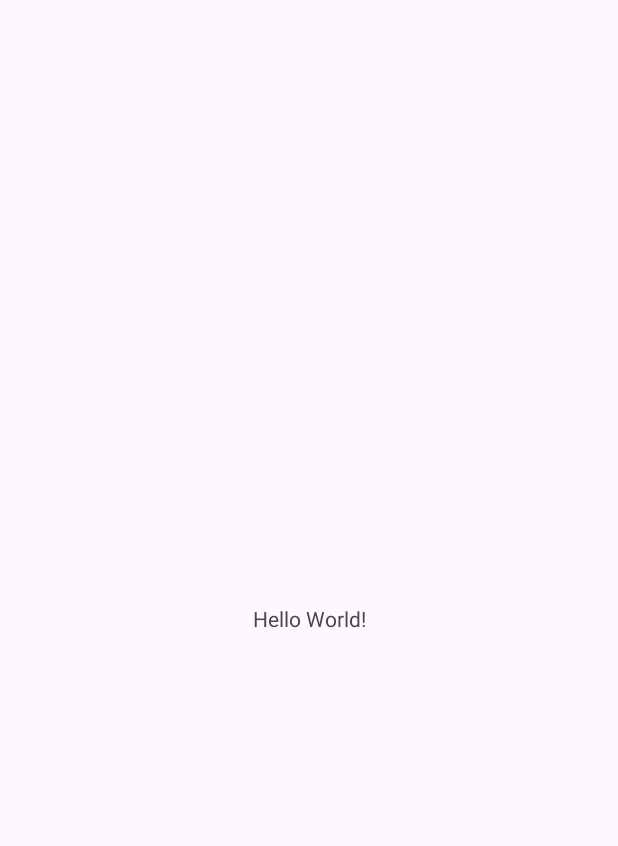
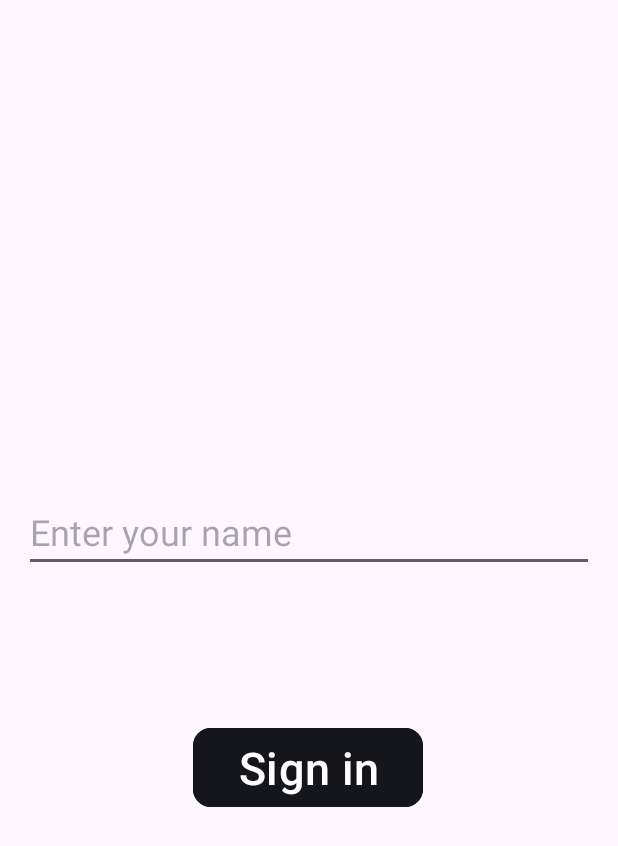
Before and after one commit to Kharka25/multi_apps, an Android app: the screen it shows after launch (MainActivity), on a phone screen of 412 x 824 dp. Before the commit the part shown is almost empty. Shown: the top 846 px of the screen. Run offline under Robolectric (Android 15) with nearby library versions, the phone set to English and light mode, and no system bars.

Commit message:
setup access screen

```diff
--- a/app/src/main/AndroidManifest.xml
+++ b/app/src/main/AndroidManifest.xml
@@ -13,6 +13,9 @@
         android:theme="@style/Theme.MultiApps"
         tools:targetApi="31">
         <activity
+            android:name=".HomeActivity"
+            android:exported="false" />
+        <activity
             android:name=".MainActivity"
             android:exported="true">
             <intent-filter>
--- a/app/src/main/java/com/example/multiapps/MainActivity.java
+++ b/app/src/main/java/com/example/multiapps/MainActivity.java
@@ -1,6 +1,12 @@
 package com.example.multiapps;
 
+import android.content.Intent;
 import android.os.Bundle;
+import android.text.Editable;
+import android.text.TextWatcher;
+import android.widget.Button;
+import android.widget.EditText;
+import android.widget.Toast;
 
 import androidx.activity.EdgeToEdge;
 import androidx.appcompat.app.AppCompatActivity;
@@ -9,6 +15,8 @@ import androidx.core.view.ViewCompat;
 import androidx.core.view.WindowInsetsCompat;
 
 public class MainActivity extends AppCompatActivity {
+    Button signinButton;
+    EditText nameInput;
 
     @Override
     protected void onCreate(Bundle savedInstanceState) {
@@ -20,5 +28,22 @@ public class MainActivity extends AppCompatActivity {
             v.setPadding(systemBars.left, systemBars.top, systemBars.right, systemBars.bottom);
             return insets;
         });
+
+        signinButton = findViewById(R.id.signinButton);
+        nameInput = findViewById(R.id.userNameInput);
+
+        signinButton.setOnClickListener(v -> {
+            if (nameInput.getText().toString().isEmpty()) {
+                Toast.makeText(this, "Please enter your name", Toast.LENGTH_LONG).show();
+                return;
+            }
+            signinIn(nameInput.getText().toString());
+        });
+    }
+
+    public void signinIn(String userName) {
+        Intent intent = new Intent(this, HomeActivity.class);
+        intent.putExtra("username", userName);
+        startActivity(intent);
     }
 }
--- a/app/src/main/res/layout/activity_main.xml
+++ b/app/src/main/res/layout/activity_main.xml
@@ -7,13 +7,35 @@
     android:layout_height="match_parent"
     tools:context=".MainActivity">
 
-    <TextView
-        android:layout_width="wrap_content"
+    <EditText
+        android:id="@+id/userNameInput"
+        android:layout_width="match_parent"
         android:layout_height="wrap_content"
-        android:text="Hello World!"
-        app:layout_constraintBottom_toBottomOf="parent"
+        android:layout_marginStart="16dp"
+        android:layout_marginTop="328dp"
+        android:layout_marginEnd="16dp"
+        android:autofillHints=""
+        android:hint="@string/enter_your_name"
+        android:inputType="text"
+        android:textSize="24sp"
         app:layout_constraintEnd_toEndOf="parent"
+        app:layout_constraintHorizontal_bias="0.0"
         app:layout_constraintStart_toStartOf="parent"
         app:layout_constraintTop_toTopOf="parent" />
 
+    <Button
+        android:id="@+id/signinButton"
+        android:layout_width="wrap_content"
+        android:layout_height="wrap_content"
+        android:layout_marginTop="100dp"
+        android:backgroundTint="@color/PRIMARY_BLACK"
+        android:paddingStart="30dp"
+        android:paddingEnd="30dp"
+        android:text="@string/sign_in_button_text"
+        android:textSize="30sp"
+        app:cornerRadius="12dp"
+        app:layout_constraintEnd_toEndOf="@+id/userNameInput"
+        app:layout_constraintHorizontal_bias="0.497"
+        app:layout_constraintStart_toStartOf="@+id/userNameInput"
+        app:layout_constraintTop_toBottomOf="@+id/userNameInput" />
 </androidx.constraintlayout.widget.ConstraintLayout>
--- a/app/src/main/res/values/colors.xml
+++ b/app/src/main/res/values/colors.xml
@@ -2,4 +2,7 @@
 <resources>
     <color name="black">#FF000000</color>
     <color name="white">#FFFFFFFF</color>
+    <color name="PRIMARY_BLACK">#14161C</color>
+    <color name="BLACK_10">#1D1F24</color>
+    <color name="GRAY_LITE">#4D5059</color>
 </resources>
--- a/app/src/main/res/values/strings.xml
+++ b/app/src/main/res/values/strings.xml
@@ -1,3 +1,5 @@
 <resources>
     <string name="app_name">MultiApps</string>
+    <string name="enter_your_name">Enter your name</string>
+    <string name="sign_in_button_text">Sign in</string>
 </resources>
```
Also changed, not shown: app/src/main/java/com/example/multiapps/HomeActivity.java (added, +31 -0 lines), app/src/main/res/layout/activity_home.xml (added, +22 -0 lines).
